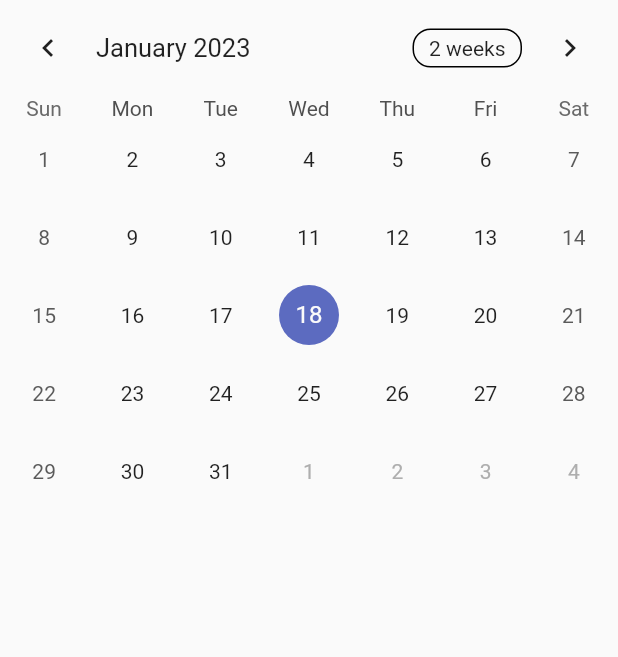
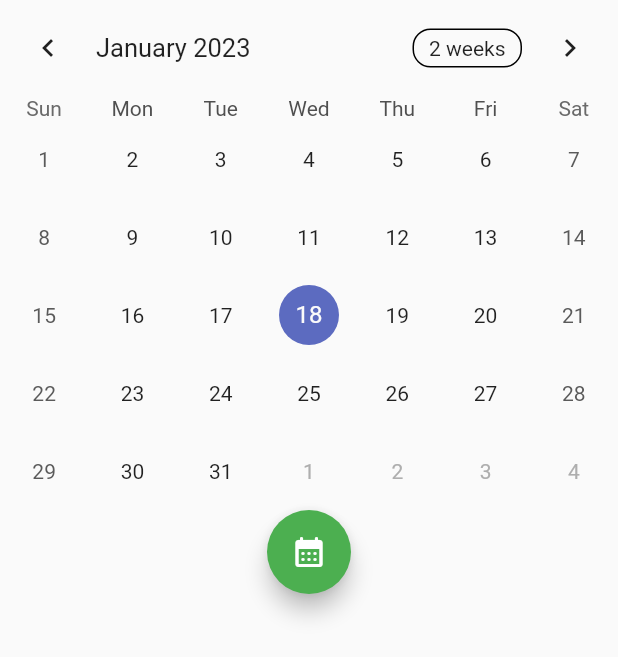
Before and after one commit to IonIon917/scheshere, a Flutter app: the ScheduleII screen opened directly, on a phone screen of 412 x 824 dp. Shown: the top 657 px of the screen. Run offline on Flutter 3.47's test engine with Material 2 defaults, Android fonts, the phone set to English and light mode, and no system bars; drawn by our look-alikes of table_calendar.

Commit message:
追加ボタンの設置

```diff
--- a/lib/schedule-create_route.dart
+++ b/lib/schedule-create_route.dart
@@ -63,7 +63,14 @@ class _ScheduleII extends State<ScheduleII> {
                 _focusedDay = focusedDay;
               });
             }
-          })
+          }),
+      FloatingActionButton(
+        onPressed: () {
+          // フローティングアクションボタンを押された時の処理.//
+        },
+        child: Icon(Icons.calendar_month_rounded),
+        backgroundColor: Colors.green,
+      ),
     ]));
   }
 }
```
